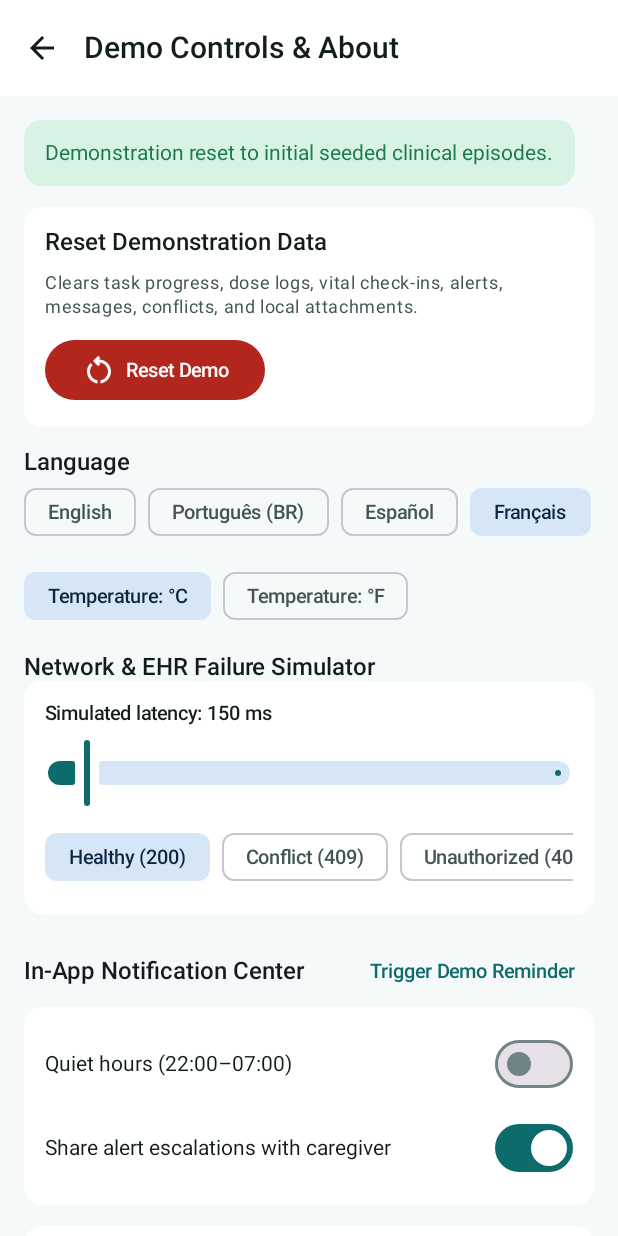
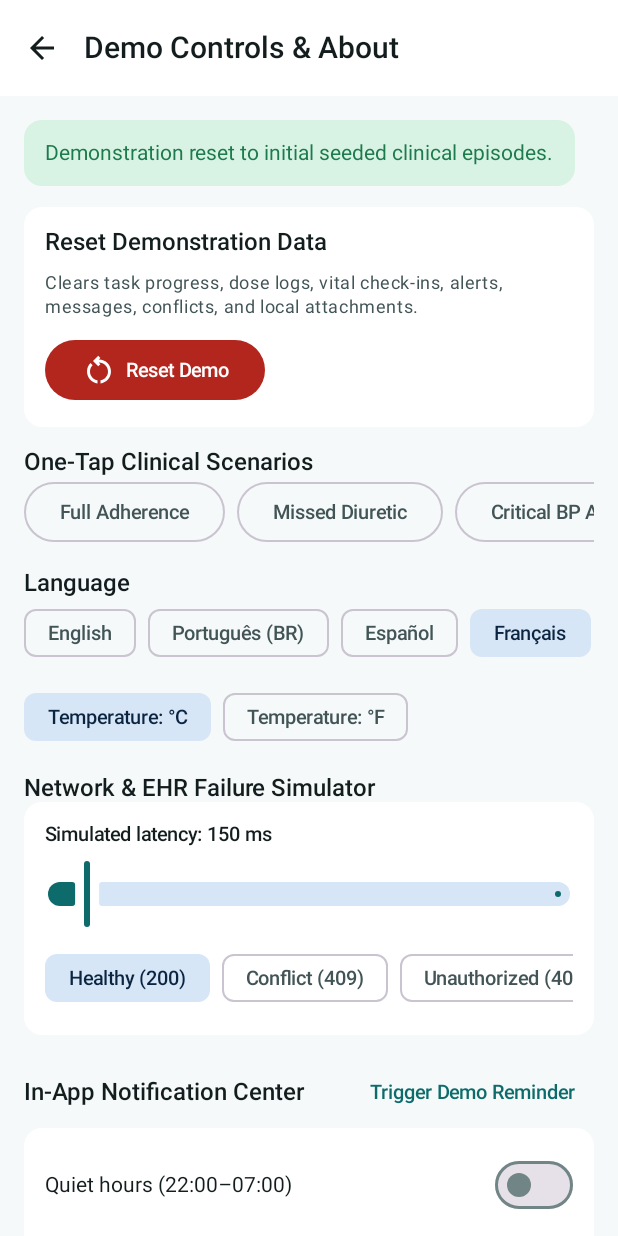
Before and after one commit to gilsonjuniorpro/hospital-discharge-companion, an Android app built with Jetpack Compose: the DemoControlsScreen screen opened through its navigation route, after a tap on "Reset Demo", on a phone screen of 412 x 824 dp. Run offline under Robolectric (Android 15) with nearby library versions, the phone set to English and light mode, and no system bars; our stand-ins replace Dagger/Hilt's generated code.

Commit message:
feat: add one-tap clinical demo scenario presets to DemoControlsScreen

```diff
--- a/app/src/main/java/com/hospitaldischargecompanion/feature/demo/DemoControlsScreen.kt
+++ b/app/src/main/java/com/hospitaldischargecompanion/feature/demo/DemoControlsScreen.kt
@@ -40,6 +40,7 @@ import androidx.hilt.navigation.compose.hiltViewModel
 import androidx.lifecycle.compose.collectAsStateWithLifecycle
 import com.hospitaldischargecompanion.R
 import com.hospitaldischargecompanion.core.demo.AppLocale
+import com.hospitaldischargecompanion.core.demo.DemoScenarioPreset
 import com.hospitaldischargecompanion.core.demo.SimulatedFailureMode
 import com.hospitaldischargecompanion.core.demo.TemperatureUnit
 import com.hospitaldischargecompanion.core.ui.components.DisclaimerBanner
@@ -111,6 +112,25 @@ fun DemoControlsScreen(
                         ) {
                             Icon(imageVector = Icons.Outlined.RestartAlt, contentDescription = null)
                             Text(text = stringResource(R.string.action_reset_demo), modifier = Modifier.padding(start = 6.dp))
+                        }
+                    }
+                }
+            }
+
+            item {
+                SectionHeader(title = stringResource(R.string.demo_scenarios_title))
+                LazyRow(horizontalArrangement = Arrangement.spacedBy(8.dp)) {
+                    val scenarios = listOf(
+                        DemoScenarioPreset.FULL_ADHERENCE to R.string.scenario_full_adherence,
+                        DemoScenarioPreset.MISSED_DOSE to R.string.scenario_missed_dose,
+                        DemoScenarioPreset.CRITICAL_BP to R.string.scenario_critical_bp,
+                        DemoScenarioPreset.EHR_CONFLICT_409 to R.string.scenario_ehr_conflict,
+                        DemoScenarioPreset.CAREGIVER_CONFIRMED_MEDS to R.string.scenario_caregiver_meds,
+                        DemoScenarioPreset.PHYSICIAN_AMENDED_PLAN to R.string.scenario_physician_amend
+                    )
+                    items(scenarios) { (preset, labelRes) ->
+                        OutlinedButton(onClick = { viewModel.applyScenario(preset) }) {
+                            Text(text = stringResource(labelRes))
                         }
                     }
                 }
--- a/app/src/main/java/com/hospitaldischargecompanion/feature/demo/DemoControlsViewModel.kt
+++ b/app/src/main/java/com/hospitaldischargecompanion/feature/demo/DemoControlsViewModel.kt
@@ -5,6 +5,8 @@ import androidx.lifecycle.viewModelScope
 import com.hospitaldischargecompanion.core.demo.AppLocale
 import com.hospitaldischargecompanion.core.demo.DemoNetworkConfig
 import com.hospitaldischargecompanion.core.demo.DemoNetworkSimulator
+import com.hospitaldischargecompanion.core.demo.DemoScenarioPreset
+import com.hospitaldischargecompanion.core.demo.DemoScenarioRunner
 import com.hospitaldischargecompanion.core.demo.DemoSessionRepository
 import com.hospitaldischargecompanion.core.demo.DemoSessionState
 import com.hospitaldischargecompanion.core.demo.MockClinicalStore
@@ -34,7 +36,8 @@ class DemoControlsViewModel @Inject constructor(
     private val sessionRepository: DemoSessionRepository,
     private val store: MockClinicalStore,
     private val networkSimulator: DemoNetworkSimulator,
-    private val notificationRepository: NotificationCenterRepository
+    private val notificationRepository: NotificationCenterRepository,
+    private val scenarioRunner: DemoScenarioRunner
 ) : ViewModel() {
 
     private val _banner = MutableStateFlow<String?>(null)
@@ -99,6 +102,12 @@ class DemoControlsViewModel @Inject constructor(
         viewModelScope.launch { notificationRepository.markRead(id) }
     }
 
+    fun applyScenario(preset: DemoScenarioPreset) {
+        viewModelScope.launch {
+            _banner.value = scenarioRunner.apply(preset)
+        }
+    }
+
     fun resetDemonstration() {
         viewModelScope.launch {
             store.resetAll()
--- a/app/src/main/res/values/strings.xml
+++ b/app/src/main/res/values/strings.xml
@@ -293,4 +293,12 @@
 
     <string name="ehr_inspect_fhir_bundle">Inspect FHIR Bundle</string>
     <string name="ehr_fhir_bundle_dialog_title">Mock FHIR R4 Bundle Payload</string>
+
+    <string name="demo_scenarios_title">One-Tap Clinical Scenarios</string>
+    <string name="scenario_full_adherence">Full Adherence</string>
+    <string name="scenario_missed_dose">Missed Diuretic</string>
+    <string name="scenario_critical_bp">Critical BP Alert</string>
+    <string name="scenario_ehr_conflict">EHR 409 Conflict</string>
+    <string name="scenario_caregiver_meds">Caregiver Confirmed</string>
+    <string name="scenario_physician_amend">Physician Plan v2</string>
 </resources>
```
Also changed, not shown: app/src/main/java/com/hospitaldischargecompanion/core/demo/DemoScenarioRunner.kt (added, +129 -0 lines), 3 other files.
